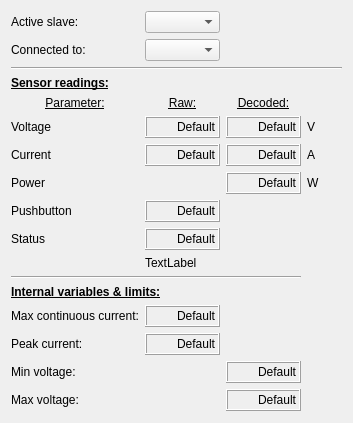
Old version of the form ui/w_battery.ui in the repository JFDuval/flexsea-plan.
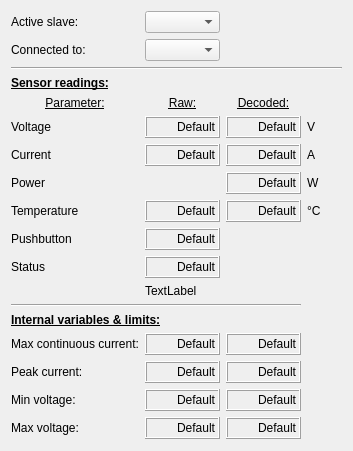
New version of the form.

Diff of the .ui file:
```diff
--- a/ui/w_battery.ui
+++ b/ui/w_battery.ui
@@ -7,7 +7,7 @@
     <x>0</x>
     <y>0</y>
     <width>340</width>
-    <height>423</height>
+    <height>451</height>
    </rect>
   </property>
   <property name="windowTitle">
@@ -16,14 +16,14 @@
   <layout class="QVBoxLayout" name="verticalLayout">
    <item>
     <layout class="QGridLayout" name="gridLayout">
-     <item row="10" column="1" colspan="3">
+     <item row="11" column="1" colspan="3">
       <widget class="QLabel" name="labelStatus">
        <property name="text">
         <string>TextLabel</string>
        </property>
       </widget>
      </item>
-     <item row="14" column="1">
+     <item row="15" column="1">
       <widget class="QLabel" name="dispIP">
        <property name="minimumSize">
         <size>
@@ -70,14 +70,14 @@
        </property>
       </widget>
      </item>
-     <item row="16" column="0">
+     <item row="17" column="0">
       <widget class="QLabel" name="label_15">
        <property name="text">
         <string>Max voltage:</string>
        </property>
       </widget>
      </item>
-     <item row="8" column="1">
+     <item row="9" column="1">
       <widget class="QLabel" name="dispPB">
        <property name="minimumSize">
         <size>
@@ -117,14 +117,14 @@
        </property>
       </widget>
      </item>
-     <item row="14" column="0">
+     <item row="15" column="0">
       <widget class="QLabel" name="label_17">
        <property name="text">
         <string>Peak current:</string>
        </property>
       </widget>
      </item>
-     <item row="15" column="0">
+     <item row="16" column="0">
       <widget class="QLabel" name="label_16">
        <property name="text">
         <string>Min voltage:</string>
@@ -144,7 +144,7 @@
        </property>
       </widget>
      </item>
-     <item row="8" column="0">
+     <item row="9" column="0">
       <widget class="QLabel" name="label_6">
        <property name="text">
         <string>Pushbutton</string>
@@ -164,7 +164,7 @@
        </property>
       </widget>
      </item>
-     <item row="13" column="1">
+     <item row="14" column="1">
       <widget class="QLabel" name="dispICont">
        <property name="minimumSize">
         <size>
@@ -238,14 +238,14 @@
        </property>
       </widget>
      </item>
-     <item row="9" column="0">
+     <item row="10" column="0">
       <widget class="QLabel" name="label_7">
        <property name="text">
         <string>Status</string>
        </property>
       </widget>
      </item>
-     <item row="11" column="0" colspan="3">
+     <item row="12" column="0" colspan="3">
       <widget class="Line" name="line">
        <property name="orientation">
         <enum>Qt::Horizontal</enum>
@@ -288,6 +288,86 @@
        </property>
       </widget>
      </item>
+     <item row="16" column="2">
+      <widget class="QLabel" name="dispVminD">
+       <property name="minimumSize">
+        <size>
+         <width>75</width>
+         <height>22</height>
+        </size>
+       </property>
+       <property name="maximumSize">
+        <size>
+         <width>200</width>
+         <height>16777215</height>
+        </size>
+       </property>
+       <property name="baseSize">
+        <size>
+         <width>50</width>
+         <height>0</height>
+        </size>
+       </property>
+       <property name="autoFillBackground">
+        <bool>false</bool>
+       </property>
+       <property name="frameShape">
+        <enum>QFrame::Box</enum>
+       </property>
+       <property name="frameShadow">
+        <enum>QFrame::Raised</enum>
+       </property>
+       <property name="lineWidth">
+        <number>1</number>
+       </property>
+       <property name="text">
+        <string>Default</string>
+       </property>
+       <property name="alignment">
+        <set>Qt::AlignRight|Qt::AlignTrailing|Qt::AlignVCenter</set>
+       </property>
+      </widget>
+     </item>
+     <item row="17" column="2">
+      <widget class="QLabel" name="dispVmaxD">
+       <property name="minimumSize">
+        <size>
+         <width>75</width>
+         <height>22</height>
+        </size>
+       </property>
+       <property name="maximumSize">
+        <size>
+         <width>200</width>
+         <height>16777215</height>
+        </size>
+       </property>
+       <property name="baseSize">
+        <size>
+         <width>50</width>
+         <height>0</height>
+        </size>
+       </property>
+       <property name="autoFillBackground">
+        <bool>false</bool>
+       </property>
+       <property name="frameShape">
+        <enum>QFrame::Box</enum>
+       </property>
+       <property name="frameShadow">
+        <enum>QFrame::Raised</enum>
+       </property>
+       <property name="lineWidth">
+        <number>1</number>
+       </property>
+       <property name="text">
+        <string>Default</string>
+       </property>
+       <property name="alignment">
+        <set>Qt::AlignRight|Qt::AlignTrailing|Qt::AlignVCenter</set>
+       </property>
+      </widget>
+     </item>
      <item row="3" column="0" colspan="2">
       <widget class="QLabel" name="label_18">
        <property name="text">
@@ -302,7 +382,7 @@
        </property>
       </widget>
      </item>
-     <item row="9" column="1">
+     <item row="10" column="1">
       <widget class="QLabel" name="dispStatus1">
        <property name="minimumSize">
         <size>
@@ -342,14 +422,21 @@
        </property>
       </widget>
      </item>
-     <item row="12" column="0" colspan="2">
+     <item row="13" column="0" colspan="2">
       <widget class="QLabel" name="label_8">
        <property name="text">
         <string>&lt;html&gt;&lt;head/&gt;&lt;body&gt;&lt;p&gt;&lt;span style=&quot; font-weight:600; text-decoration: underline;&quot;&gt;Internal variables &amp;amp; limits:&lt;/span&gt;&lt;/p&gt;&lt;/body&gt;&lt;/html&gt;</string>
        </property>
       </widget>
      </item>
-     <item row="13" column="0">
+     <item row="4" column="0">
+      <widget class="QLabel" name="label_19">
+       <property name="text">
+        <string>&lt;html&gt;&lt;head/&gt;&lt;body&gt;&lt;p align=&quot;center&quot;&gt;&lt;span style=&quot; text-decoration: underline;&quot;&gt;Parameter:&lt;/span&gt;&lt;/p&gt;&lt;/body&gt;&lt;/html&gt;</string>
+       </property>
+      </widget>
+     </item>
+     <item row="14" column="0">
       <widget class="QLabel" name="label_14">
        <property name="text">
         <string>Max continuous current:</string>
@@ -556,93 +643,266 @@
        </property>
       </widget>
      </item>
-     <item row="16" column="2">
-      <widget class="QLabel" name="dispVmax">
-       <property name="minimumSize">
-        <size>
-         <width>75</width>
-         <height>22</height>
-        </size>
-       </property>
-       <property name="maximumSize">
-        <size>
-         <width>200</width>
-         <height>16777215</height>
-        </size>
-       </property>
-       <property name="baseSize">
-        <size>
-         <width>50</width>
-         <height>0</height>
-        </size>
-       </property>
-       <property name="autoFillBackground">
-        <bool>false</bool>
-       </property>
-       <property name="frameShape">
-        <enum>QFrame::Box</enum>
-       </property>
-       <property name="frameShadow">
-        <enum>QFrame::Raised</enum>
-       </property>
-       <property name="lineWidth">
-        <number>1</number>
-       </property>
-       <property name="text">
-        <string>Default</string>
-       </property>
-       <property name="alignment">
-        <set>Qt::AlignRight|Qt::AlignTrailing|Qt::AlignVCenter</set>
-       </property>
-      </widget>
-     </item>
-     <item row="15" column="2">
-      <widget class="QLabel" name="dispVmin">
-       <property name="minimumSize">
-        <size>
-         <width>75</width>
-         <height>22</height>
-        </size>
-       </property>
-       <property name="maximumSize">
-        <size>
-         <width>200</width>
-         <height>16777215</height>
-        </size>
-       </property>
-       <property name="baseSize">
-        <size>
-         <width>50</width>
-         <height>0</height>
-        </size>
-       </property>
-       <property name="autoFillBackground">
-        <bool>false</bool>
-       </property>
-       <property name="frameShape">
-        <enum>QFrame::Box</enum>
-       </property>
-       <property name="frameShadow">
-        <enum>QFrame::Raised</enum>
-       </property>
-       <property name="lineWidth">
-        <number>1</number>
-       </property>
-       <property name="text">
-        <string>Default</string>
-       </property>
-       <property name="alignment">
-        <set>Qt::AlignRight|Qt::AlignTrailing|Qt::AlignVCenter</set>
-       </property>
-      </widget>
-     </item>
      <item row="1" column="1">
       <widget class="QComboBox" name="comboBox_slaveM"/>
      </item>
-     <item row="4" column="0">
-      <widget class="QLabel" name="label_19">
+     <item row="14" column="2">
+      <widget class="QLabel" name="dispIContD">
+       <property name="minimumSize">
+        <size>
+         <width>75</width>
+         <height>22</height>
+        </size>
+       </property>
+       <property name="maximumSize">
+        <size>
+         <width>200</width>
+         <height>16777215</height>
+        </size>
+       </property>
+       <property name="baseSize">
+        <size>
+         <width>50</width>
+         <height>0</height>
+        </size>
+       </property>
+       <property name="autoFillBackground">
+        <bool>false</bool>
+       </property>
+       <property name="frameShape">
+        <enum>QFrame::Box</enum>
+       </property>
+       <property name="frameShadow">
+        <enum>QFrame::Raised</enum>
+       </property>
+       <property name="lineWidth">
+        <number>1</number>
+       </property>
        <property name="text">
-        <string>&lt;html&gt;&lt;head/&gt;&lt;body&gt;&lt;p align=&quot;center&quot;&gt;&lt;span style=&quot; text-decoration: underline;&quot;&gt;Parameter:&lt;/span&gt;&lt;/p&gt;&lt;/body&gt;&lt;/html&gt;</string>
+        <string>Default</string>
+       </property>
+       <property name="alignment">
+        <set>Qt::AlignRight|Qt::AlignTrailing|Qt::AlignVCenter</set>
+       </property>
+      </widget>
+     </item>
+     <item row="15" column="2">
+      <widget class="QLabel" name="dispIPD">
+       <property name="minimumSize">
+        <size>
+         <width>75</width>
+         <height>22</height>
+        </size>
+       </property>
+       <property name="maximumSize">
+        <size>
+         <width>200</width>
+         <height>16777215</height>
+        </size>
+       </property>
+       <property name="baseSize">
+        <size>
+         <width>50</width>
+         <height>0</height>
+        </size>
+       </property>
+       <property name="autoFillBackground">
+        <bool>false</bool>
+       </property>
+       <property name="frameShape">
+        <enum>QFrame::Box</enum>
+       </property>
+       <property name="frameShadow">
+        <enum>QFrame::Raised</enum>
+       </property>
+       <property name="lineWidth">
+        <number>1</number>
+       </property>
+       <property name="text">
+        <string>Default</string>
+       </property>
+       <property name="alignment">
+        <set>Qt::AlignRight|Qt::AlignTrailing|Qt::AlignVCenter</set>
+       </property>
+      </widget>
+     </item>
+     <item row="16" column="1">
+      <widget class="QLabel" name="dispVmin">
+       <property name="minimumSize">
+        <size>
+         <width>75</width>
+         <height>22</height>
+        </size>
+       </property>
+       <property name="maximumSize">
+        <size>
+         <width>200</width>
+         <height>16777215</height>
+        </size>
+       </property>
+       <property name="baseSize">
+        <size>
+         <width>50</width>
+         <height>0</height>
+        </size>
+       </property>
+       <property name="autoFillBackground">
+        <bool>false</bool>
+       </property>
+       <property name="frameShape">
+        <enum>QFrame::Box</enum>
+       </property>
+       <property name="frameShadow">
+        <enum>QFrame::Raised</enum>
+       </property>
+       <property name="lineWidth">
+        <number>1</number>
+       </property>
+       <property name="text">
+        <string>Default</string>
+       </property>
+       <property name="alignment">
+        <set>Qt::AlignRight|Qt::AlignTrailing|Qt::AlignVCenter</set>
+       </property>
+      </widget>
+     </item>
+     <item row="17" column="1">
+      <widget class="QLabel" name="dispVmax">
+       <property name="minimumSize">
+        <size>
+         <width>75</width>
+         <height>22</height>
+        </size>
+       </property>
+       <property name="maximumSize">
+        <size>
+         <width>200</width>
+         <height>16777215</height>
+        </size>
+       </property>
+       <property name="baseSize">
+        <size>
+         <width>50</width>
+         <height>0</height>
+        </size>
+       </property>
+       <property name="autoFillBackground">
+        <bool>false</bool>
+       </property>
+       <property name="frameShape">
+        <enum>QFrame::Box</enum>
+       </property>
+       <property name="frameShadow">
+        <enum>QFrame::Raised</enum>
+       </property>
+       <property name="lineWidth">
+        <number>1</number>
+       </property>
+       <property name="text">
+        <string>Default</string>
+       </property>
+       <property name="alignment">
+        <set>Qt::AlignRight|Qt::AlignTrailing|Qt::AlignVCenter</set>
+       </property>
+      </widget>
+     </item>
+     <item row="8" column="0">
+      <widget class="QLabel" name="label_20">
+       <property name="text">
+        <string>Temperature</string>
+       </property>
+      </widget>
+     </item>
+     <item row="8" column="1">
+      <widget class="QLabel" name="dispTemp">
+       <property name="minimumSize">
+        <size>
+         <width>75</width>
+         <height>22</height>
+        </size>
+       </property>
+       <property name="maximumSize">
+        <size>
+         <width>200</width>
+         <height>16777215</height>
+        </size>
+       </property>
+       <property name="baseSize">
+        <size>
+         <width>50</width>
+         <height>0</height>
+        </size>
+       </property>
+       <property name="autoFillBackground">
+        <bool>false</bool>
+       </property>
+       <property name="frameShape">
+        <enum>QFrame::Box</enum>
+       </property>
+       <property name="frameShadow">
+        <enum>QFrame::Raised</enum>
+       </property>
+       <property name="lineWidth">
+        <number>1</number>
+       </property>
+       <property name="text">
+        <string>Default</string>
+       </property>
+       <property name="alignment">
+        <set>Qt::AlignRight|Qt::AlignTrailing|Qt::AlignVCenter</set>
+       </property>
+      </widget>
+     </item>
+     <item row="8" column="2">
+      <widget class="QLabel" name="dispTempD">
+       <property name="minimumSize">
+        <size>
+         <width>75</width>
+         <height>22</height>
+        </size>
+       </property>
+       <property name="maximumSize">
+        <size>
+         <width>200</width>
+         <height>16777215</height>
+        </size>
+       </property>
+       <property name="baseSize">
+        <size>
+         <width>50</width>
+         <height>0</height>
+        </size>
+       </property>
+       <property name="autoFillBackground">
+        <bool>false</bool>
+       </property>
+       <property name="frameShape">
+        <enum>QFrame::Box</enum>
+       </property>
+       <property name="frameShadow">
+        <enum>QFrame::Raised</enum>
+       </property>
+       <property name="lineWidth">
+        <number>1</number>
+       </property>
+       <property name="text">
+        <string>Default</string>
+       </property>
+       <property name="alignment">
+        <set>Qt::AlignRight|Qt::AlignTrailing|Qt::AlignVCenter</set>
+       </property>
+      </widget>
+     </item>
+     <item row="8" column="3">
+      <widget class="QLabel" name="label_21">
+       <property name="minimumSize">
+        <size>
+         <width>35</width>
+         <height>0</height>
+        </size>
+       </property>
+       <property name="text">
+        <string>°C</string>
        </property>
       </widget>
      </item>
```
